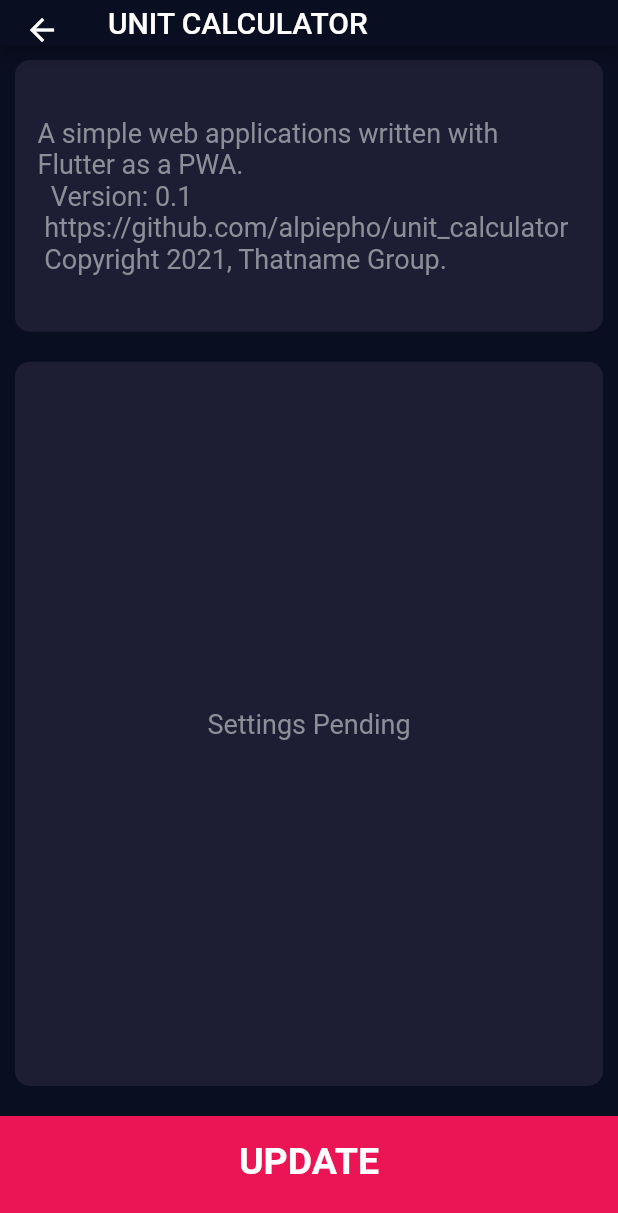
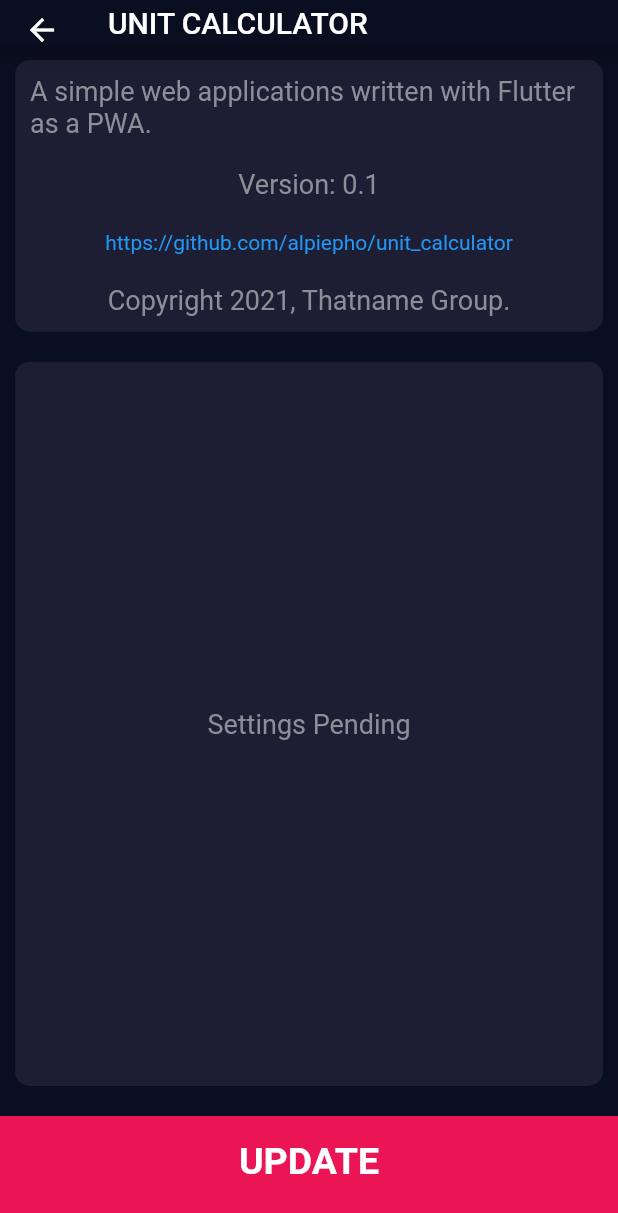
Before and after one commit to alpiepho/unit_calculator, a Flutter app: the SettingsPage screen opened directly with empty values, on a phone screen of 412 x 824 dp. Shown: the top 1213 px of the screen. Run offline on Flutter 3.47's test engine with Material 2 defaults, Android fonts, the phone set to English and light mode, and no system bars; our stand-ins replace font_awesome_flutter; missing offline and left inert: flutter_material_pickers.

Commit message:
make about link click able

```diff
--- a/lib/screens/settings_page.dart
+++ b/lib/screens/settings_page.dart
@@ -1,9 +1,11 @@
+import 'package:flutter/gestures.dart';
 import 'package:flutter/material.dart';
 import 'package:unit_calculator/constants.dart';
 import 'package:unit_calculator/components/reusable_card.dart';
 import 'package:unit_calculator/components/bottom_button.dart';
 //import 'package:flutter/material.dart';
 //import 'package:flutter/cupertino.dart';
+import 'package:url_launcher/url_launcher.dart';
 
 class SettingsPage extends StatelessWidget {
   SettingsPage(
@@ -32,13 +34,43 @@ class SettingsPage extends StatelessWidget {
                   child: ReusableCard(
                     colour: kActiveCardColour,
                     cardChild: Column(
-                      mainAxisAlignment: MainAxisAlignment.spaceEvenly,
+                      mainAxisAlignment: MainAxisAlignment.center,
                       crossAxisAlignment: CrossAxisAlignment.center,
                       children: <Widget>[
                         Container(
-                          padding: EdgeInsets.all(15.0),
+                          padding: EdgeInsets.all(10.0),
                           child: Text(
-                            "A simple web applications written with Flutter as a PWA.\n  Version: " + kVersion + " \n https://github.com/alpiepho/unit_calculator \n Copyright 2021, Thatname Group.",
+                            "A simple web applications written with Flutter as a PWA.",
+                            style: kLabelTextStyle,
+                          ),
+                        ),
+                        Container(
+                          padding: EdgeInsets.all(10.0),
+                          child: Text(
+                            "Version: " + kVersion,
+                            style: kLabelTextStyle,
+                          ),
+                        ),
+                        Container(
+                          padding: EdgeInsets.all(10.0),
+                          child: new RichText(
+                              text: new TextSpan(
+                                children: [
+                                  new TextSpan(
+                                    text: "https://github.com/alpiepho/unit_calculator",
+                                    style: new TextStyle(color: Colors.blue),
+                                    recognizer:  new TapGestureRecognizer()
+                                               ..onTap = () { launch('https://github.com/alpiepho/unit_calculator');
+                                               },
+                                  ),
+                                ],
+                              ),
+                            ),
+                        ),
+                        Container(
+                          padding: EdgeInsets.all(10.0),
+                          child: Text(
+                            "Copyright 2021, Thatname Group.",
                             style: kLabelTextStyle,
                           ),
                         ),
--- a/pubspec.yaml
+++ b/pubspec.yaml
@@ -34,6 +34,8 @@ dependencies:
   flutter_material_pickers: ^2.0.1
 
   shared_preferences: ^2.0.5
+
+  url_launcher: ^6.0.3
 
 dev_dependencies:
   flutter_test:
```
Also changed, not shown: pubspec.lock, 1 other file.
